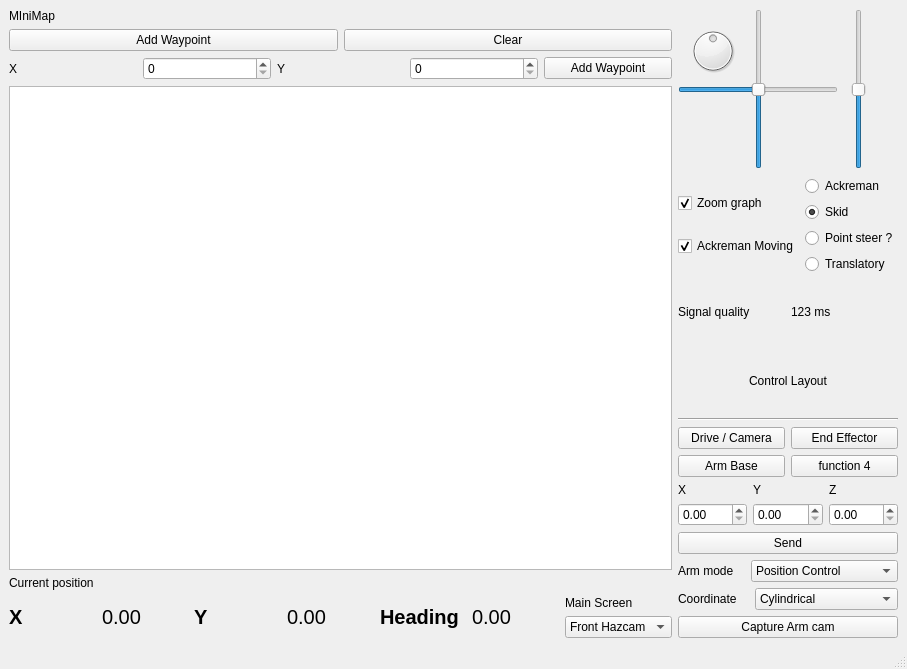
The window that catkin_ws/src/hci/ui_files/MainWindow_V4.ui (mcgill-robotics-archive/rover-2015) describes before a commit, drawn with Qt 5.
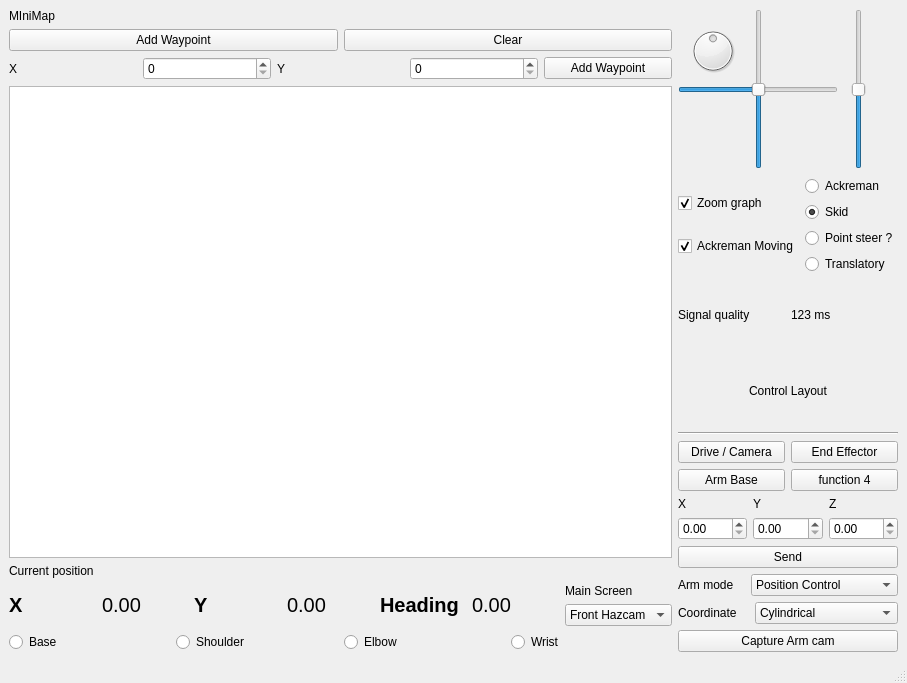
The same window after the commit. Custom widgets are drawn as their Qt base class.

Commit message: radio buttons for arm motors

Patch:
```diff
--- a/catkin_ws/src/hci/ui_files/MainWindow_V4.ui
+++ b/catkin_ws/src/hci/ui_files/MainWindow_V4.ui
@@ -7,7 +7,7 @@
     <x>0</x>
     <y>0</y>
     <width>907</width>
-    <height>669</height>
+    <height>683</height>
    </rect>
   </property>
   <property name="windowTitle">
@@ -216,6 +216,38 @@
         </item>
        </layout>
       </item>
+      <item>
+       <layout class="QHBoxLayout" name="horizontalLayout_9">
+        <item>
+         <widget class="QRadioButton" name="baseRadio">
+          <property name="text">
+           <string>Base</string>
+          </property>
+         </widget>
+        </item>
+        <item>
+         <widget class="QRadioButton" name="shoulderRadio">
+          <property name="text">
+           <string>Shoulder</string>
+          </property>
+         </widget>
+        </item>
+        <item>
+         <widget class="QRadioButton" name="elbowRadio">
+          <property name="text">
+           <string>Elbow</string>
+          </property>
+         </widget>
+        </item>
+        <item>
+         <widget class="QRadioButton" name="wristRadio">
+          <property name="text">
+           <string>Wrist</string>
+          </property>
+         </widget>
+        </item>
+       </layout>
+      </item>
      </layout>
     </item>
     <item>
```
